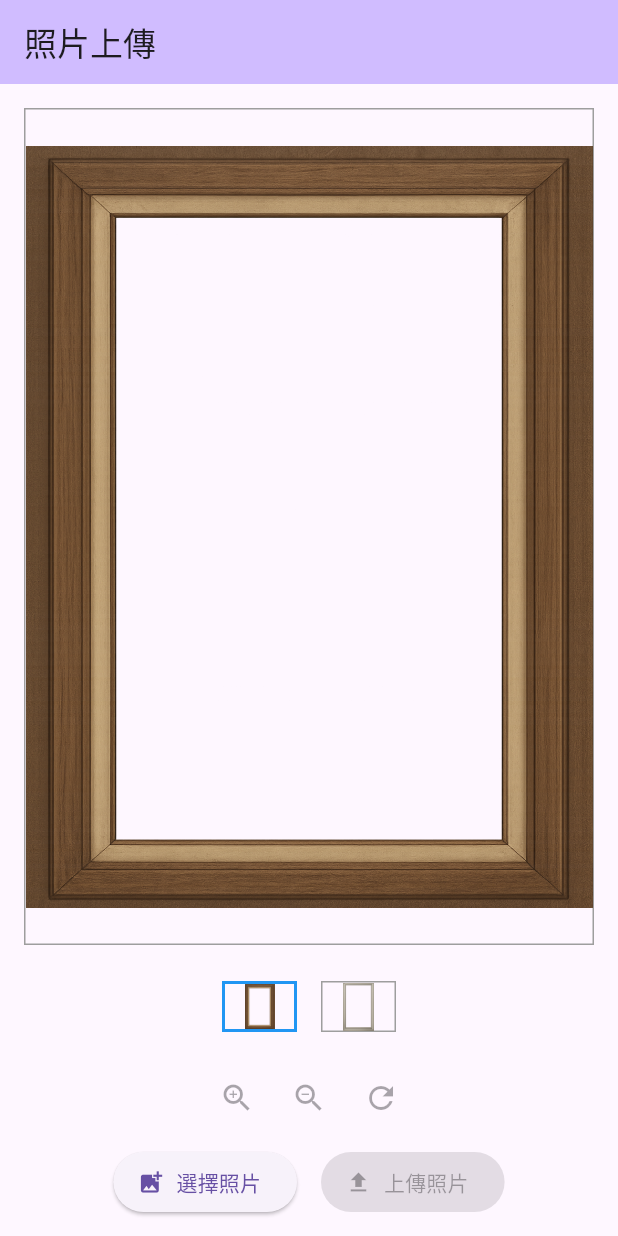
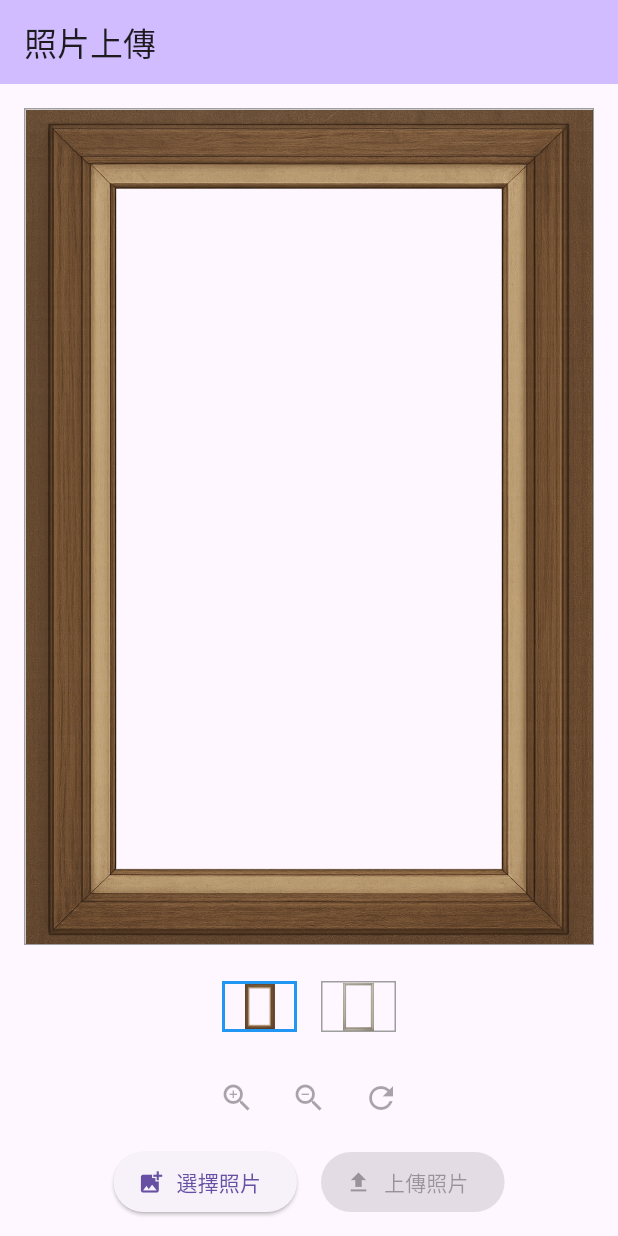
Before and after one commit to ehun9376/AutoPrint, a Flutter app: the screen it shows after launch, on a phone screen of 412 x 824 dp. Run offline on Flutter 3.47's test engine with Material 3 defaults, Android fonts, the phone set to English and light mode, and no system bars; our stand-ins replace blur, firebase_core, firebase_storage; missing offline and left inert: dart:html; accounts and stored records are empty; statements that could not run were skipped.

Commit message:
細節調整

```diff
--- a/lib/main.dart
+++ b/lib/main.dart
@@ -223,9 +223,7 @@ class _UploadPageState extends State<UploadPage> {
 
   // 修改手勢處理
   Widget _buildImageEditor({required double height}) {
-    return RepaintBoundary(
-      key: _previewKey,
-      child: GestureDetector(
+    return GestureDetector(
       onPanStart: (details) {
         _isDragging = true;
         _lastFocalPoint = details.globalPosition;
@@ -263,14 +261,17 @@ class _UploadPageState extends State<UploadPage> {
       onPanEnd: (details) {
         _isDragging = false;
       },
-        child: ClipRect(
       child: Container(
         width: height / 4 * 3,
         height: height,
         decoration: BoxDecoration(
           border: Border.all(color: Colors.grey),
         ),
+        child: RepaintBoundary(
+          key: _previewKey,
+          child: ClipRect(
             child: Stack(
+              fit: StackFit.expand,
               alignment: Alignment.center,
               children: [
                 if (_userImage != null)
@@ -284,11 +285,11 @@ class _UploadPageState extends State<UploadPage> {
                       fit: BoxFit.contain,
                     ),
                   ),
-                Image.asset(
+                Positioned.fill(
+                  child: Image.asset(
                     _selectedFrame,
-                  width: height / 4 * 3, // 修改這裡以使用動態大小
-                  height: height, // 修改這裡以使用動態大小
                     fit: BoxFit.fill,
+                  ),
                 ),
               ],
             ),
```
Also changed, not shown: 4 other files. Lines whose indentation alone changed are shown as unchanged.
